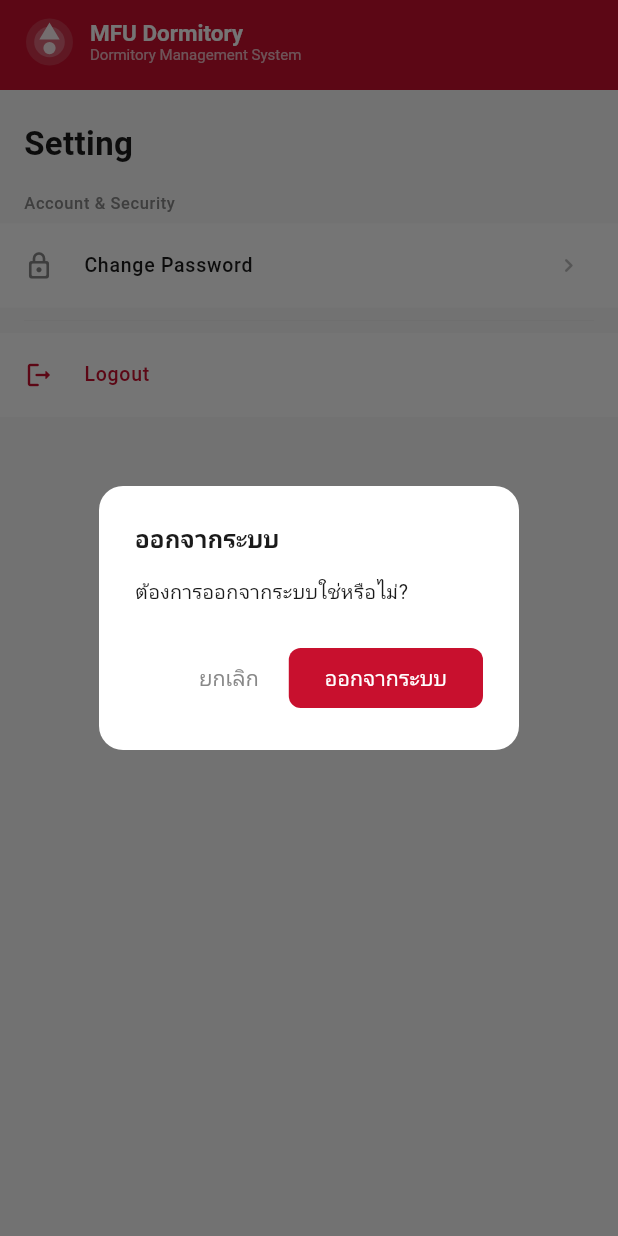
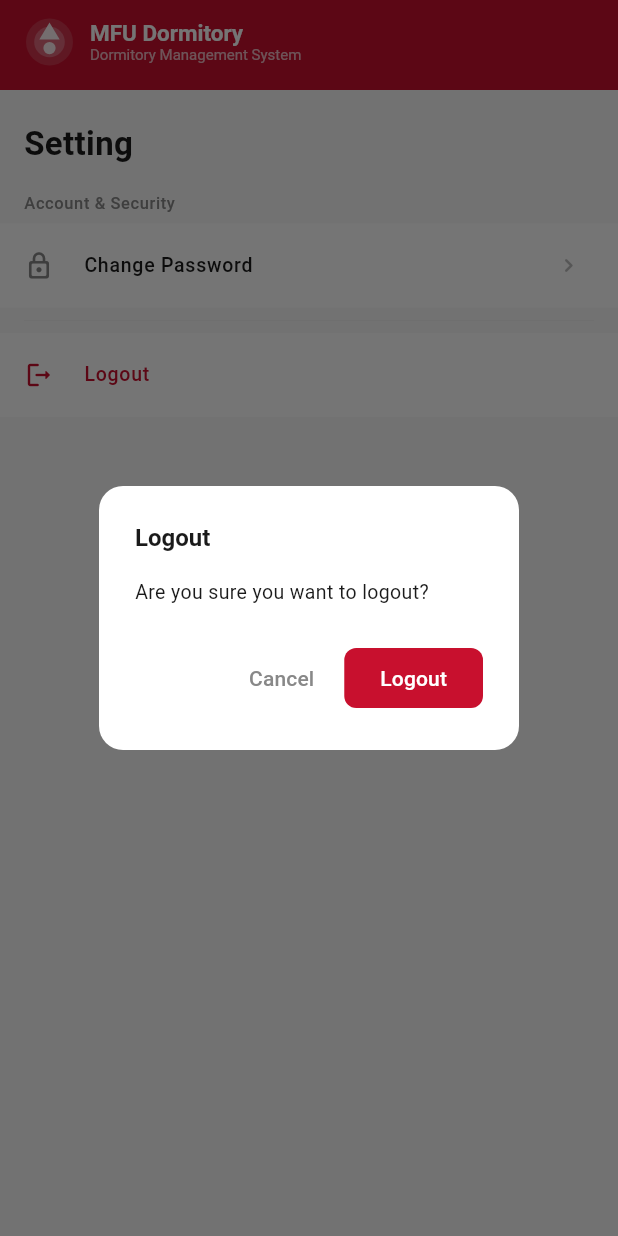
Before and after one commit to Pariploy66/Dormitory-system, a Flutter app: the _SettingPage screen opened directly, after a tap on "Logout", on a phone screen of 412 x 824 dp. Run offline on Flutter 3.47's test engine with Material 3 defaults, Android fonts, the phone set to English and light mode, and no system bars; our stand-ins replace dio, firebase_core, firebase_messaging, flutter_local_notifications, flutter_riverpod, flutter_secure_storage and 2 more; accounts and stored records are empty; network calls fail.

Commit message:
แก้ไขคำบางคำ
Co-authored-by: Copilot <copilot@github.com>

```diff
--- a/flutter-app/lib/ui/screens/home_screen.dart
+++ b/flutter-app/lib/ui/screens/home_screen.dart
@@ -100,7 +100,7 @@ class _DashboardPage extends ConsumerWidget {
         loading: () => const Center(
             child: CircularProgressIndicator(color: MfuTheme.primary)),
         error: (e, _) => _ErrorView(
-          message: 'ไม่สามารถโหลดข้อมูลได้',
+          message: 'Unable to load data.',
           onRetry: () => ref.invalidate(studentsProvider),
         ),
         data: (students) => students.isEmpty
@@ -236,7 +236,7 @@ class _HistoryPageState extends ConsumerState<_HistoryPage> {
           Expanded(
             child: logsAsync == null
                 ? const Center(
-                    child: Text('ไม่พบข้อมูลนักศึกษา',
+                    child: Text('No student data found',
                         style: TextStyle(color: MfuTheme.textSub)))
                 : logsAsync.isLoading
                     ? const Center(
@@ -359,15 +359,15 @@ class _SettingPage extends ConsumerWidget {
       builder: (_) => AlertDialog(
         shape: RoundedRectangleBorder(
             borderRadius: BorderRadius.circular(16)),
-        title: const Text('ออกจากระบบ',
+        title: const Text('Logout',
             style:
                 TextStyle(fontSize: 16, fontWeight: FontWeight.w700)),
-        content: const Text('ต้องการออกจากระบบใช่หรือไม่?',
+        content: const Text('Are you sure you want to logout?',
             style: TextStyle(fontSize: 13)),
         actions: [
           TextButton(
             onPressed: () => Navigator.pop(context),
-            child: const Text('ยกเลิก',
+            child: const Text('Cancel',
                 style: TextStyle(color: MfuTheme.textSub)),
           ),
           ElevatedButton(
@@ -383,7 +383,7 @@ class _SettingPage extends ConsumerWidget {
               shape: RoundedRectangleBorder(
                   borderRadius: BorderRadius.circular(8)),
             ),
-            child: const Text('ออกจากระบบ'),
+            child: const Text('Logout'),
           ),
         ],
       ),
@@ -537,7 +537,7 @@ class _DashboardBody extends StatelessWidget {
                     style: const TextStyle(
                         fontSize: 10, color: MfuTheme.textHint)),
               ] else
-                const Text('ยังไม่มีข้อมูลวันนี้',
+                const Text('No data available for today',
                     style: TextStyle(
                         fontSize: 12, color: MfuTheme.textSub)),
               const SizedBox(height: 12),
@@ -578,7 +578,7 @@ class _DashboardBody extends StatelessWidget {
           const Padding(
             padding: EdgeInsets.all(20),
             child: Center(
-              child: Text('ยังไม่มีกิจกรรม',
+              child: Text('No recent activities',
                   style:
                       TextStyle(fontSize: 12, color: MfuTheme.textSub)),
             ),
@@ -878,10 +878,10 @@ class _EmptyView extends StatelessWidget {
             Icon(Icons.person_search_rounded,
                 size: 64, color: Colors.grey.shade300),
             const SizedBox(height: 16),
-            const Text('ยังไม่มีนักศึกษาที่เชื่อมกับบัญชีนี้',
+            const Text('No students are linked to this account yet.',
                 style: TextStyle(color: MfuTheme.textSub)),
             const SizedBox(height: 6),
-            const Text('กรุณาติดต่อเจ้าหน้าที่หอพัก',
+            const Text('Please contact the dormitory staff.',
                 style: TextStyle(
                     color: MfuTheme.textHint, fontSize: 12)),
           ],
@@ -916,7 +916,7 @@ class _ErrorView extends StatelessWidget {
                     foregroundColor: Colors.white,
                     elevation: 0),
                 icon: const Icon(Icons.refresh_rounded, size: 16),
-                label: const Text('ลองใหม่'),
+                label: const Text('Try Again'),
               ),
             ],
           ),
```
